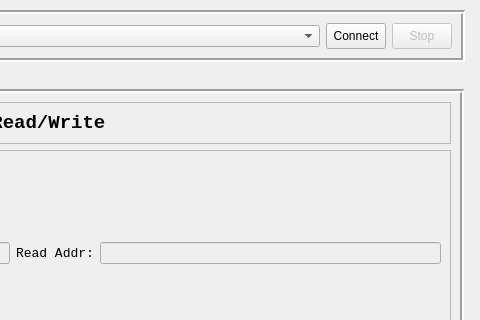
Mahmoussam/EwE, file host_ware/UIs/main_gui.ui: the form before one commit; both pictures show x 456 to 936 and y 0 to 320 of the 936 by 752 pixel window.
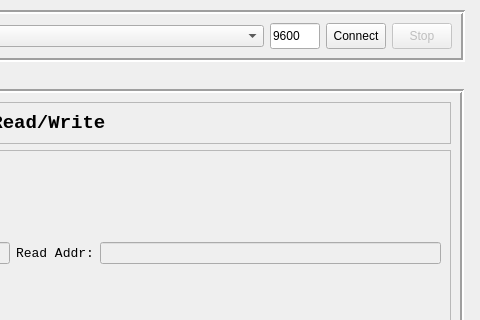
The form after the commit.

Commit message: host UI can connect/disconnect/send/recv data with serial , added hello sketch for arduino boards

```diff
--- a/host_ware/UIs/main_gui.ui
+++ b/host_ware/UIs/main_gui.ui
@@ -48,6 +48,22 @@
     <item>
      <widget class="QComboBox" name="ComPortscomboBox"/>
     </item>
+    <item>
+     <widget class="QLineEdit" name="baudrateInput">
+      <property name="maximumSize">
+       <size>
+        <width>50</width>
+        <height>60</height>
+       </size>
+      </property>
+      <property name="toolTip">
+       <string>Serial Baud Rate</string>
+      </property>
+      <property name="text">
+       <string>9600</string>
+      </property>
+     </widget>
+    </item>
     <item>
      <widget class="QPushButton" name="ComConnectButton">
       <property name="maximumSize">
```
Left out of the diff: 4 changed lines with no effect on the pictures. The commit also changes 6 other files.
